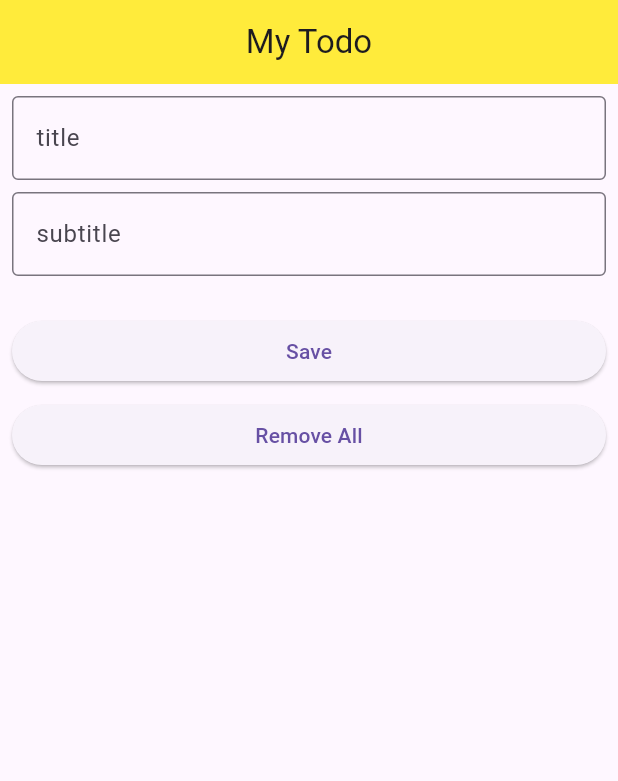
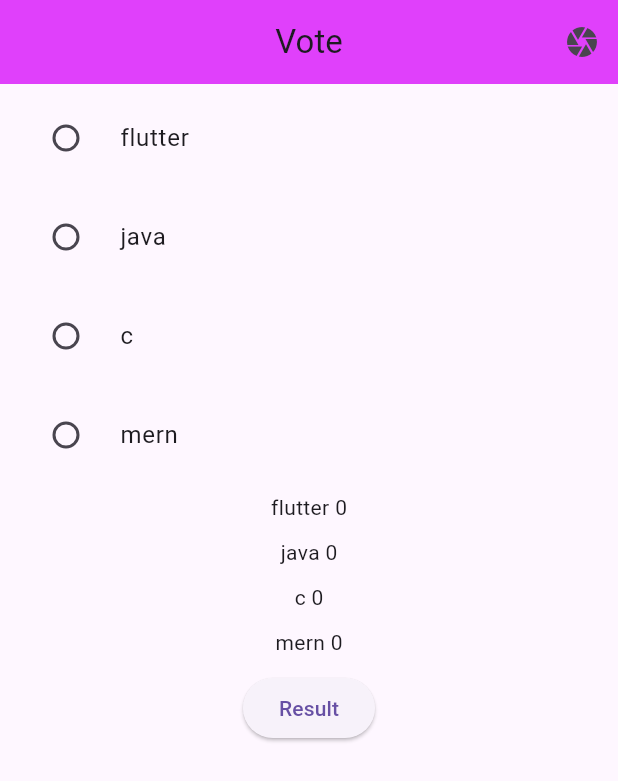
Before and after one commit to HasanJuned/practise_projectss, a Flutter app: the screen it shows after launch, on a phone screen of 412 x 824 dp. Shown: the top 781 px of the screen. Run offline on Flutter 3.47's test engine with Material 3 defaults, Android fonts, the light colour scheme and no system bars; our stand-ins replace shared_preferences.

Commit message:
simple polling app

```diff
--- a/lib/presentation/ui/screens/home_screen.dart
+++ b/lib/presentation/ui/screens/home_screen.dart
@@ -1,5 +1,4 @@
 import 'package:flutter/material.dart';
-import 'package:practise_project_ostadd/data/local_cache/information_controller.dart';
 
 class HomeScreen extends StatefulWidget {
   const HomeScreen({super.key});
@@ -9,124 +8,73 @@ class HomeScreen extends StatefulWidget {
 }
 
 class _HomeScreenState extends State<HomeScreen> {
-  final TextEditingController _titleController = TextEditingController();
-  final TextEditingController _subtitleController = TextEditingController();
+  String? selectedOptions;
 
-  late InformationController informationController;
-  List<Map<String, String>> list = [];
+  Map<String, dynamic> options = {'flutter': 0, 'java': 0, 'c': 0, 'mern': 0};
 
-  @override
-  void initState() {
-    super.initState();
-    informationController = InformationController();
-    _loadData();
-  }
-
-  Future<void> _loadData() async {
-    await informationController.getData();
+  void calculateVote() {
+    options[selectedOptions!]++;
     setState(() {});
-    list = informationController.list;
   }
 
   @override
   Widget build(BuildContext context) {
     return Scaffold(
       appBar: AppBar(
-        title: const Text('My Todo'),
-        backgroundColor: Colors.yellow,
+        title: Text('Vote'),
+        backgroundColor: Colors.purpleAccent,
         centerTitle: true,
+        actions: [IconButton(onPressed: () {}, icon: Icon(Icons.camera))],
       ),
+
       body: Padding(
         padding: const EdgeInsets.all(8.0),
         child: Column(
-          spacing: 8,
+          spacing: 10,
           children: [
-            TextFormField(
-              controller: _titleController,
-              decoration: const InputDecoration(
-                hintText: "title",
-                border: OutlineInputBorder(),
-              ),
-            ),
-            TextFormField(
-              controller: _subtitleController,
-              decoration: const InputDecoration(
-                hintText: "subtitle",
-                border: OutlineInputBorder(),
-              ),
-              keyboardType: TextInputType.number,
-            ),
-            const SizedBox(height: 10),
-            SizedBox(
-              width: double.infinity,
-              child: ElevatedButton(
-                onPressed: addData,
-                child: const Text('Save'),
-              ),
-            ),
-            SizedBox(
-              width: double.infinity,
-              child: ElevatedButton(
-                onPressed: () {
-                  removeAllData();
+            ...options.keys.map((index) {
+              return RadioListTile(
+                title: Text(index),
+                value: index,
+
+                /// java
+                groupValue: selectedOptions,
+                onChanged: (x) {
+                  selectedOptions = x;
+                  calculateVote();
+                  setState(() {});
                 },
-                child: const Text('Remove All'),
-              ),
-            ),
-            const SizedBox(height: 20),
-            Expanded(
-              child: ListView.builder(
-                itemCount: list.length,
-                itemBuilder: (context, index) {
-                  return ListTile(
-                    title: Text(list[index]["title"] ?? ""),
-                    subtitle: Text(list[index]["subtitle"] ?? ""),
-                    trailing: IconButton(
-                      onPressed: () {
-                        removeSingleData(index);
-                      },
-                      icon: Icon(Icons.delete),
-                    ),
-                  );
-                },
-              ),
+              );
+            }),
+            ...options.entries.map((x) {
+              return Text('${x.key} ${x.value}');
+            }),
+
+            ElevatedButton(
+              onPressed: () {
+                int max = 0;
+
+                String? winner = 'no one';
+
+                options.forEach((key, value) {
+                  if (value > max) {
+                    max = value;
+                    winner = key;
+                  }
+                });
+                ScaffoldMessenger.of(context).showSnackBar(
+                  SnackBar(
+                    backgroundColor: Colors.green,
+                    content: Text('Winner: $winner'),
+                    duration: Duration(seconds: 1),
+                  ),
+                );
+              },
+              child: Text('Result'),
             ),
           ],
         ),
       ),
     );
   }
-
-  Future<void> addData() async {
-    if (_titleController.text.isEmpty || _subtitleController.text.isEmpty) {
-      return;
-    }
-
-    Map<String, String> entry = {
-      "title": _titleController.text,
-      "subtitle": _subtitleController.text,
-    };
-
-    list.add(entry);
-
-    await informationController.setData(list);
-    setState(() {});
-
-    _titleController.clear();
-    _subtitleController.clear();
-  }
-
-  void removeSingleData(int index) async {
-    list.removeAt(index);
-    setState(() {});
-    await informationController.setData(list);
-  }
-
-  void removeAllData() async {
-    await informationController.removeAllData();
-    _loadData();
-
-    /// recall the load data
-    setState(() {});
-  }
 }
```
